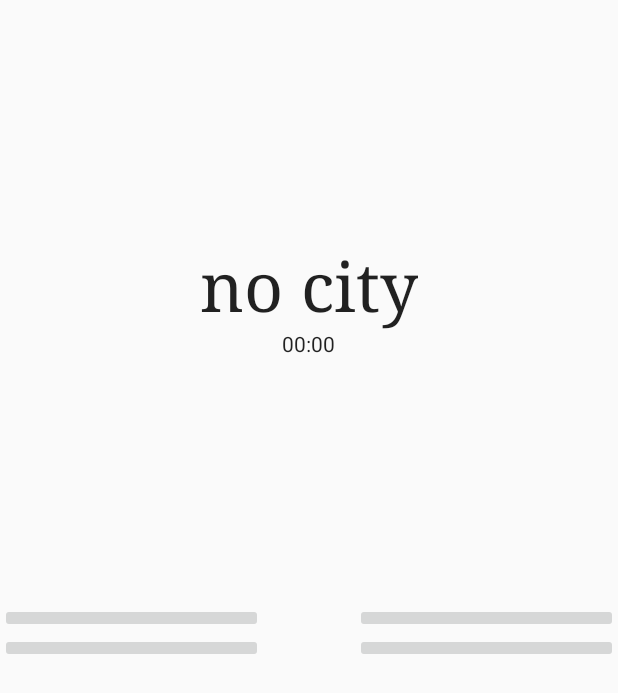
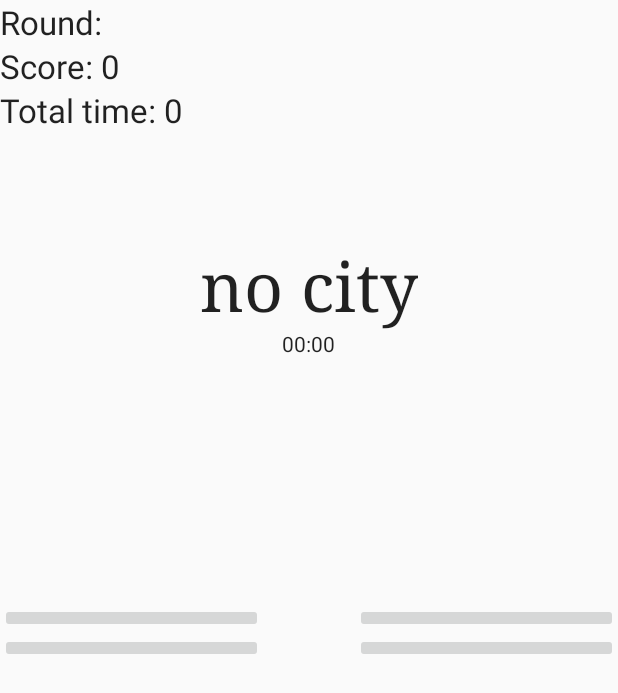
Before and after one commit to SteffeKeff/QuiZity, an Android app: the layout fragment_gameplay.xml on its own in the app's theme, with its tools: preview values and no code run, on a phone screen of 412 x 824 dp. Shown: the top 693 px of the screen. Run offline under Robolectric (Android 15) with nearby library versions, the phone set to English and light mode, and no system bars.

Commit message:
We added a lot of functionality

```diff
--- a/app/src/main/java/se/keff/android/quizity/DownloadURLTask.java
+++ b/app/src/main/java/se/keff/android/quizity/DownloadURLTask.java
@@ -71,6 +71,7 @@ public class DownloadURLTask extends AsyncTask<String, Void, String> {
             }
         }
         //tar bort första och sista för att få bort " och "
+        Log.e("ASD", result.toString().substring(1, result.length() - 1));
         return result.toString().substring(1, result.length() - 1);
     }
 
--- a/app/src/main/res/layout/fragment_gameplay.xml
+++ b/app/src/main/res/layout/fragment_gameplay.xml
@@ -1,74 +1,107 @@
 <?xml version="1.0" encoding="utf-8"?>
-<RelativeLayout xmlns:android="http://schemas.android.com/apk/res/android"
+<RelativeLayout
+    android:id="@+id/gameplay"
+    xmlns:android="http://schemas.android.com/apk/res/android"
     android:layout_width="match_parent"
     android:layout_height="match_parent"
-    android:tag="@string/gamePlay"
-    android:id="@+id/gameplay">
+    android:tag="@string/gamePlay">
+
+
 
     <TextView
         android:id="@+id/cityName"
-        android:text="@string/placeHolderCity"
         android:layout_width="wrap_content"
         android:layout_height="wrap_content"
         android:layout_alignParentTop="true"
         android:layout_centerHorizontal="true"
+        android:layout_marginTop="160dp"
+        android:text="@string/placeHolderCity"
         android:textAppearance="?android:attr/textAppearanceLarge"
         android:textSize="45dp"
-        android:typeface="serif"
-        android:layout_marginTop="160dp"/>
+        android:typeface="serif"/>
 
     <ImageButton
         android:id="@+id/imageButton1"
         android:layout_width="175dp"
-        android:maxHeight="100dp"
         android:layout_height="wrap_content"
         android:layout_alignParentLeft="true"
         android:layout_alignParentStart="true"
         android:layout_centerVertical="true"
         android:adjustViewBounds="true"
+        android:maxHeight="100dp"
         android:scaleType="fitXY"/>
 
     <ImageButton
         android:id="@+id/imageButton2"
         android:layout_width="175dp"
-        android:maxHeight="100dp"
         android:layout_height="wrap_content"
         android:layout_alignParentEnd="true"
         android:layout_alignParentRight="true"
         android:layout_centerVertical="true"
         android:adjustViewBounds="true"
-        android:scaleType="fitXY"
-        android:onClick="buttonAnswer"/>
+        android:maxHeight="100dp"
+        android:onClick="buttonAnswer"
+        android:scaleType="fitXY"/>
 
     <ImageButton
         android:id="@+id/imageButton3"
         android:layout_width="175dp"
-        android:maxHeight="100dp"
         android:layout_height="wrap_content"
         android:layout_alignParentLeft="true"
         android:layout_alignParentStart="true"
         android:layout_below="@+id/imageButton1"
         android:adjustViewBounds="true"
-        android:scaleType="fitXY"
-        android:onClick="buttonAnswer"/>
+        android:maxHeight="100dp"
+        android:onClick="buttonAnswer"
+        android:scaleType="fitXY"/>
 
     <ImageButton
         android:id="@+id/imageButton4"
         android:layout_width="175dp"
-        android:maxHeight="100dp"
         android:layout_height="wrap_content"
         android:layout_alignParentEnd="true"
         android:layout_alignParentRight="true"
         android:layout_below="@+id/imageButton2"
         android:adjustViewBounds="true"
-        android:scaleType="fitXY"
-        android:onClick="buttonAnswer"/>
+        android:maxHeight="100dp"
+        android:onClick="buttonAnswer"
+        android:scaleType="fitXY"/>
 
     <Chronometer
         android:id="@+id/timer"
         android:layout_width="wrap_content"
         android:layout_height="wrap_content"
         android:layout_below="@id/cityName"
-        android:layout_centerHorizontal="true" />
+        android:layout_centerHorizontal="true"/>
+
+    <TextView
+        android:layout_width="wrap_content"
+        android:layout_height="wrap_content"
+        android:textAppearance="?android:attr/textAppearanceLarge"
+        android:text="@string/round"
+        android:id="@+id/round"
+        android:layout_alignParentTop="true"
+        android:layout_alignParentLeft="true"
+        android:layout_alignParentStart="true"/>
+
+    <TextView
+        android:layout_width="wrap_content"
+        android:layout_height="wrap_content"
+        android:textAppearance="?android:attr/textAppearanceLarge"
+        android:text="@string/score"
+        android:id="@+id/score"
+        android:layout_below="@+id/round"
+        android:layout_alignParentLeft="true"
+        android:layout_alignParentStart="true"/>
+
+    <TextView
+        android:layout_width="wrap_content"
+        android:layout_height="wrap_content"
+        android:textAppearance="?android:attr/textAppearanceLarge"
+        android:text="@string/total_time"
+        android:id="@+id/total_time"
+        android:layout_below="@+id/score"
+        android:layout_alignParentLeft="true"
+        android:layout_alignParentStart="true"/>
 
 </RelativeLayout>
--- a/app/src/main/res/values/strings.xml
+++ b/app/src/main/res/values/strings.xml
@@ -11,5 +11,8 @@
     <string name="errorNoName">Please enter your name</string>
     <string name="placeHolderCity">no city</string>
     <string name="gamePlay">gameplay</string>
+    <string name="round">Round: </string>
+    <string name="score">Score: 0</string>
+    <string name="total_time">Total time: 0</string>
 
 </resources>
```
Also changed, not shown: app/src/main/java/se/keff/android/quizity/Game.java (+119 -23 lines), app/src/main/java/se/keff/android/quizity/GameplayFragment.java (+13 -18 lines), app/src/main/res/values/cities.xml (+10 -10 lines).
